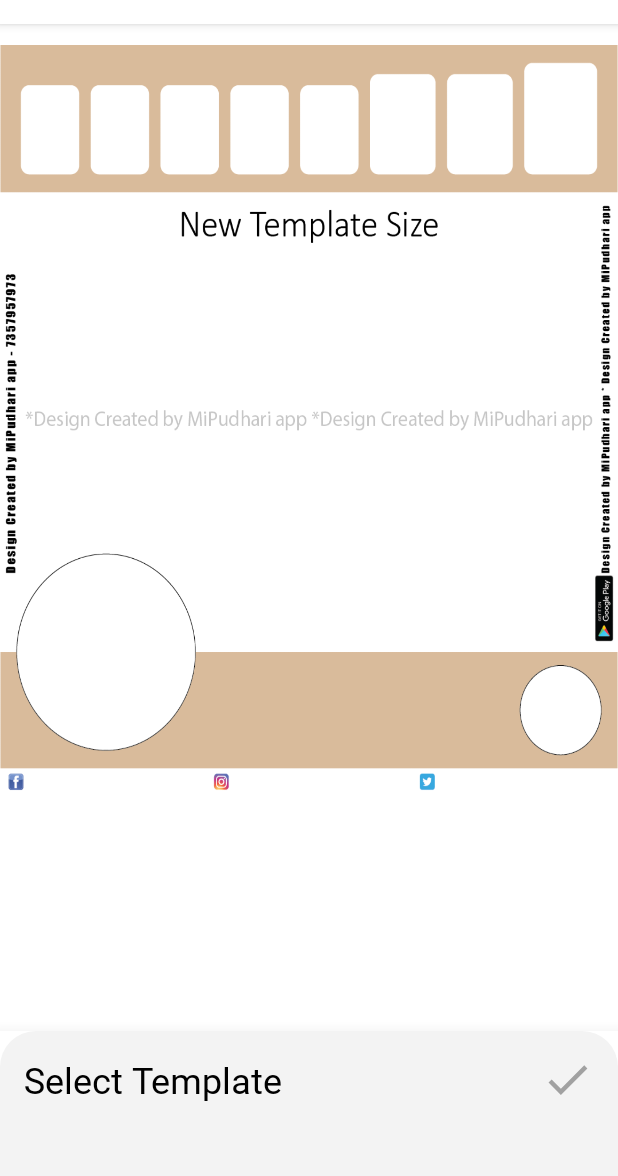
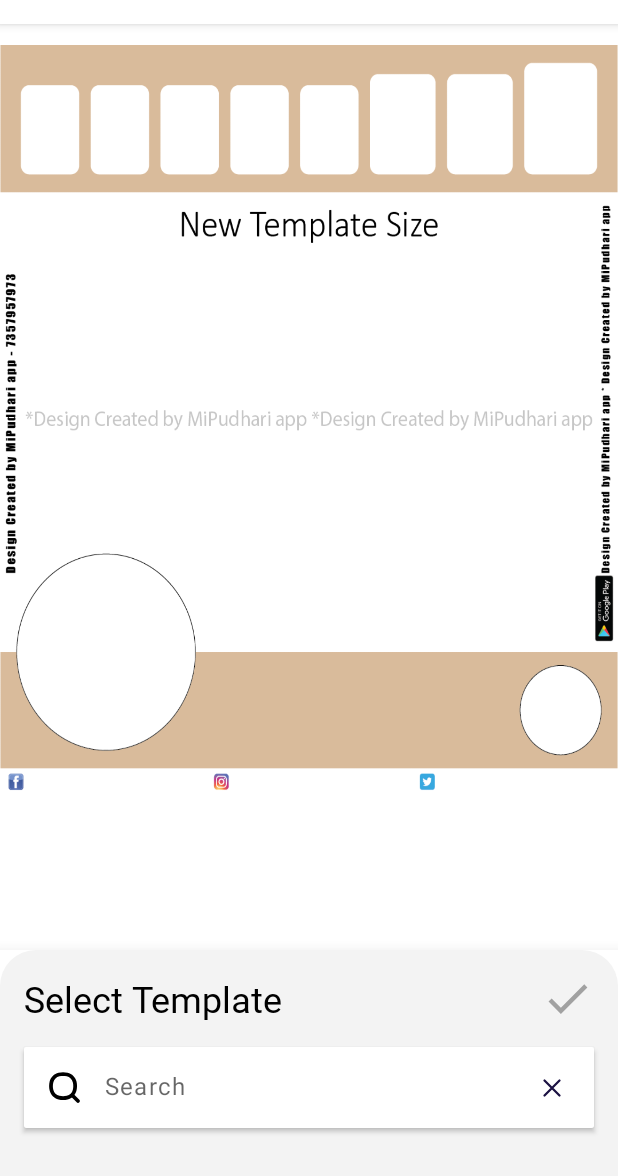
Before and after one commit to shaikhaquib/BirthdayGreet, an Android app: the DesignStudio screen opened directly, with no data from a screen before it, after a tap on "Footer", on a phone screen of 412 x 824 dp, the part 60-1236 px from its top. Run offline under Robolectric (Android 15) with nearby library versions, the phone set to English and light mode, and no system bars; our stand-ins replace Volley, data binding; libraries missing offline, so code that uses them is left out: com.github.dhaval2404.imagepicker, com.rtugeek.android, com.theartofdev.edmodo; network calls fail; pictures from the network do not load; Roboto replaces fonts that are not available here.

Commit message:
Added filter

```diff
--- a/app/src/main/java/com/image/process/RetrofitClient.java
+++ b/app/src/main/java/com/image/process/RetrofitClient.java
@@ -12,7 +12,7 @@ import retrofit2.converter.gson.GsonConverterFactory;
 public class RetrofitClient {
 
     //public static final String BASE_URL = "http://192.168.1.41:8080/ImageBiulderApi/";
-    public static final String BASE_URL = "http://192.168.1.254:8080/SamarthakImageProcessing/ImageBiulderApi/";
+    public static final String BASE_URL = "http://192.168.0.254:8080/SamarthakImageProcessing/ImageBiulderApi/";
 
     // Directory name to store captured images and videos
     public static final String IMAGE_DIRECTORY_NAME = "Android File Upload";
--- a/app/src/main/java/com/image/process/designeditor/activity/DesignStudio.java
+++ b/app/src/main/java/com/image/process/designeditor/activity/DesignStudio.java
@@ -946,6 +946,32 @@ public class DesignStudio extends AppCompatActivity implements View.OnClickListe
 
         ImageView btnCancel = bottomSheetDialog.findViewById(R.id.btnCancel);
         RecyclerView rvFooter = bottomSheetDialog.findViewById(R.id.rvFooter);
+        ImageView btnClose = bottomSheetDialog.findViewById(R.id.btnClose);
+        EditText edtSearch = bottomSheetDialog.findViewById(R.id.edtSearch);
+
+        btnClose.setOnClickListener(view -> {
+            edtSearch.getText().clear();
+        });
+
+        FooterAdapter footerAdapter = new FooterAdapter(this,footerList);
+
+        edtSearch.addTextChangedListener(new TextWatcher() {
+            @Override
+            public void beforeTextChanged(CharSequence s, int start, int count, int after) {
+                // Not used, but you must override it
+            }
+
+            @Override
+            public void onTextChanged(CharSequence s, int start, int before, int count) {
+                footerAdapter.filter(edtSearch.getText().toString());
+            }
+
+            @Override
+            public void afterTextChanged(Editable s) {
+                // Not used, but you must override it
+            }
+        });
+
 
         btnCancel.setOnClickListener(new View.OnClickListener() {
             @Override
@@ -954,78 +980,7 @@ public class DesignStudio extends AppCompatActivity implements View.OnClickListe
             }
         });
 
-        rvFooter.setAdapter(new RecyclerView.Adapter() {
-            @NonNull
-            @NotNull
-            @Override
-            public RecyclerView.ViewHolder onCreateViewHolder(@NonNull @NotNull ViewGroup parent, int viewType) {
-                return new ViewHolder(LayoutInflater.from(DesignStudio.this).inflate(R.layout.item_footer, parent, false));
-            }
-
-            @Override
-            public void onBindViewHolder(@NonNull @NotNull RecyclerView.ViewHolder holder, @SuppressLint("RecyclerView") int position) {
-                ViewHolder viewHolder = (ViewHolder) holder;
-
-                if (footerList.get(position) != null) {
-                    Glide.with(getApplicationContext())
-                            .load(footerList.get(position).getHeader())
-                            // .transition(GenericTransitionOptions.with(animationObject))
-                            .placeholder(R.color.white)
-                            .apply(new RequestOptions().diskCacheStrategy(DiskCacheStrategy.ALL).signature(new ObjectKey(0)))
-                            .into(viewHolder.footer);
-                }else {
-                    Glide.with(getApplicationContext())
-                            .load(R.color.white)
-                            // .transition(GenericTransitionOptions.with(animationObject))
-                            .placeholder(R.color.white)
-                            .apply(new RequestOptions().diskCacheStrategy(DiskCacheStrategy.ALL).signature(new ObjectKey(0)))
-                            .into(viewHolder.footer);
-                }
-
-                if (footerSelectedPosition == position){
-                    viewHolder.footerBack.setCardBackgroundColor(getResources().getColor(R.color.colorPrimaryDark));
-                }else {
-                    viewHolder.footerBack.setCardBackgroundColor(getResources().getColor(R.color.white));
-                }
-
-                viewHolder.itemView.setOnClickListener(new View.OnClickListener() {
-                    @Override
-                    public void onClick(View v) {
-
-
-                        if (footerList.get(position) != null) {
-                            footerSelectedPosition  = position ;
-                            Glide.with(getApplicationContext())
-                                    .load(footerList.get(position).getHeader())
-                                    // .transition(GenericTransitionOptions.with(animationObject))
-                                    .apply(new RequestOptions().diskCacheStrategy(DiskCacheStrategy.ALL).signature(new ObjectKey(0)))
-                                    .into(binding.footer);
-                        } else {
-                            Toast.makeText(DesignStudio.this, "Image not available", Toast.LENGTH_SHORT).show();
-                        }
-                        notifyDataSetChanged();
-                    }
-                });
-
-            }
-
-            @Override
-            public int getItemCount() {
-                return footerList.size();
-            }
-
-            class ViewHolder extends RecyclerView.ViewHolder {
-                final ImageView footer;
-                final MaterialCardView footerBack;
-
-                public ViewHolder(@NonNull @NotNull View itemView) {
-                    super(itemView);
-                    footer = itemView.findViewById(R.id.footer);
-                    footerBack = itemView.findViewById(R.id.background);
-                }
-            }
-        });
-
+        rvFooter.setAdapter(footerAdapter);
 
         bottomSheetDialog.show();
     }
--- /dev/null
+++ b/app/src/main/java/com/image/process/designeditor/activity/FooterAdapter.java
@@ -0,0 +1,124 @@
+package com.image.process.designeditor.activity;
+
+import android.annotation.SuppressLint;
+import android.content.Context;
+import android.view.LayoutInflater;
+import android.view.View;
+import android.view.ViewGroup;
+import android.widget.ImageView;
+import android.widget.Toast;
+
+import androidx.annotation.NonNull;
+import androidx.recyclerview.widget.RecyclerView;
+
+import com.bumptech.glide.Glide;
+import com.bumptech.glide.load.engine.DiskCacheStrategy;
+import com.bumptech.glide.request.RequestOptions;
+import com.bumptech.glide.signature.ObjectKey;
+import com.google.android.material.card.MaterialCardView;
+import com.image.process.R;
+import com.image.process.model.AllDetailsOfClientItem;
+
+import org.jetbrains.annotations.NotNull;
+
+import java.util.ArrayList;
+import java.util.List;
+import java.util.Locale;
+
+public class FooterAdapter extends RecyclerView.Adapter<FooterAdapter.ViewHolder> {
+    private Context context;
+    private List<AllDetailsOfClientItem> filteredList; // Assume AllDetailsOfClientItem is your data model
+    private int footerSelectedPosition = -1;
+    private List<AllDetailsOfClientItem> originalList;
+
+    public FooterAdapter(Context context, List<AllDetailsOfClientItem> filteredList) {
+        this.context = context;
+        this.filteredList = new ArrayList<>(filteredList);;
+        this.originalList = filteredList;
+    }
+
+    @NonNull
+    @Override
+    public FooterAdapter.ViewHolder onCreateViewHolder(@NonNull ViewGroup parent, int viewType) {
+        View view = LayoutInflater.from(parent.getContext()).inflate(R.layout.item_footer, parent, false);
+        return new ViewHolder(view);
+    }
+
+
+    @Override
+    public void onBindViewHolder(@NonNull ViewHolder holder, @SuppressLint("RecyclerView") int position) {
+        ViewHolder viewHolder = (ViewHolder) holder;
+
+        if (filteredList.get(position) != null) {
+            Glide.with(context)
+                    .load(filteredList.get(position).getHeader())
+                    // .transition(GenericTransitionOptions.with(animationObject))
+                    .placeholder(R.color.white)
+                    .apply(new RequestOptions().diskCacheStrategy(DiskCacheStrategy.ALL).signature(new ObjectKey(0)))
+                    .into(viewHolder.footer);
+        }else {
+            Glide.with(context)
+                    .load(R.color.white)
+                    // .transition(GenericTransitionOptions.with(animationObject))
+                    .placeholder(R.color.white)
+                    .apply(new RequestOptions().diskCacheStrategy(DiskCacheStrategy.ALL).signature(new ObjectKey(0)))
+                    .into(viewHolder.footer);
+        }
+
+        if (footerSelectedPosition == position){
+            viewHolder.footerBack.setCardBackgroundColor(context.getResources().getColor(R.color.colorPrimaryDark));
+        }else {
+            viewHolder.footerBack.setCardBackgroundColor(context.getResources().getColor(R.color.white));
+        }
+
+        viewHolder.itemView.setOnClickListener(new View.OnClickListener() {
+            @Override
+            public void onClick(View v) {
+
+
+                if (filteredList.get(position) != null) {
+                    footerSelectedPosition  = position ;
+                    Glide.with(context)
+                            .load(filteredList.get(position).getHeader())
+                            // .transition(GenericTransitionOptions.with(animationObject))
+                            .apply(new RequestOptions().diskCacheStrategy(DiskCacheStrategy.ALL).signature(new ObjectKey(0)))
+                            .into(holder.footer);
+                } else {
+                    Toast.makeText(context, "Image not available", Toast.LENGTH_SHORT).show();
+                }
+                notifyDataSetChanged();
+            }
+        });
+
+    }
+
+    @Override
+    public int getItemCount() {
+        return filteredList.size();
+    }
+
+    public static class ViewHolder extends RecyclerView.ViewHolder {
+        ImageView footer;
+        MaterialCardView footerBack;
+
+        public ViewHolder(@NonNull View itemView) {
+            super(itemView);
+            footer = itemView.findViewById(R.id.footer);
+            footerBack = itemView.findViewById(R.id.background);
+        }
+    }
+
+    public void filter(String query) {
+        filteredList = new ArrayList<>();
+        if (query.isEmpty()) {
+            filteredList.addAll(originalList);
+        } else {
+            for (AllDetailsOfClientItem item : originalList) {
+                if (item.getClientName().toLowerCase(Locale.getDefault()).contains(query.toLowerCase(Locale.getDefault()))) {
+                    filteredList.add(item);
+                }
+            }
+        }
+        notifyDataSetChanged();
+    }
+}
--- /dev/null
+++ b/app/src/main/res/drawable/ic_cancel.xml
@@ -0,0 +1,12 @@
+<vector xmlns:android="http://schemas.android.com/apk/res/android"
+    android:width="24dp"
+    android:height="24dp"
+    android:viewportWidth="24"
+    android:viewportHeight="24">
+    <path
+        android:pathData="M17,7L7,17M17,17L7,7"
+        android:strokeWidth="1.5"
+        android:fillColor="#00000000"
+        android:strokeColor="#1C1243"
+        android:strokeLineCap="round"/>
+</vector>
--- /dev/null
+++ b/app/src/main/res/drawable/search_bold.xml
@@ -0,0 +1,9 @@
+<vector xmlns:android="http://schemas.android.com/apk/res/android"
+    android:width="22dp"
+    android:height="22dp"
+    android:viewportWidth="22"
+    android:viewportHeight="22">
+    <path
+        android:pathData="M2.316,12.781L3.533,12.496L2.316,12.781ZM2.316,7.324L3.533,7.609L2.316,7.324ZM17.789,7.324L19.006,7.039L17.789,7.324ZM17.789,12.781L19.006,13.066L17.789,12.781ZM12.781,17.789L12.496,16.572L12.781,17.789ZM7.324,17.789L7.039,19.006L7.324,17.789ZM7.324,2.316L7.039,1.099L7.324,2.316ZM12.781,2.316L13.066,1.099H13.066L12.781,2.316ZM19.116,20.884C19.604,21.372 20.396,21.372 20.884,20.884C21.372,20.396 21.372,19.604 20.884,19.116L19.116,20.884ZM3.533,12.496C3.156,10.889 3.156,9.216 3.533,7.609L1.099,7.039C0.634,9.021 0.634,11.084 1.099,13.066L3.533,12.496ZM16.572,7.609C16.949,9.216 16.949,10.889 16.572,12.496L19.006,13.066C19.471,11.084 19.471,9.021 19.006,7.039L16.572,7.609ZM12.496,16.572C10.889,16.949 9.216,16.949 7.609,16.572L7.039,19.006C9.021,19.471 11.084,19.471 13.066,19.006L12.496,16.572ZM7.609,3.533C9.216,3.156 10.889,3.156 12.496,3.533L13.066,1.099C11.084,0.634 9.021,0.634 7.039,1.099L7.609,3.533ZM7.609,16.572C5.587,16.098 4.007,14.518 3.533,12.496L1.099,13.066C1.79,16.014 4.091,18.315 7.039,19.006L7.609,16.572ZM13.066,19.006C16.014,18.315 18.315,16.014 19.006,13.066L16.572,12.496C16.098,14.518 14.518,16.098 12.496,16.572L13.066,19.006ZM12.496,3.533C14.518,4.007 16.098,5.587 16.572,7.609L19.006,7.039C18.315,4.091 16.014,1.79 13.066,1.099L12.496,3.533ZM7.039,1.099C4.091,1.79 1.79,4.091 1.099,7.039L3.533,7.609C4.007,5.587 5.587,4.007 7.609,3.533L7.039,1.099ZM15.451,17.219L19.116,20.884L20.884,19.116L17.219,15.451L15.451,17.219Z"
+        android:fillColor="#1C1243"/>
+</vector>
--- a/app/src/main/res/layout/bottom_sheet_footer.xml
+++ b/app/src/main/res/layout/bottom_sheet_footer.xml
@@ -3,9 +3,63 @@
     xmlns:app="http://schemas.android.com/apk/res-auto"
     xmlns:tools="http://schemas.android.com/tools"
     android:layout_width="match_parent"
-    android:layout_height="wrap_content"
-    android:background="@drawable/bh_botomsheet"
-    >
+    android:layout_height="match_parent"
+    android:background="@drawable/bh_botomsheet">
+
+
+    <androidx.cardview.widget.CardView
+        android:id="@+id/liSearch"
+        android:layout_width="match_parent"
+        android:layout_height="wrap_content"
+        android:layout_margin="@dimen/_16_dp"
+        android:background="@color/white"
+        android:orientation="vertical"
+        android:padding="@dimen/_16_dp"
+        app:carbon_cornerRadiusBottomEnd="@dimen/_24_dp"
+        app:carbon_cornerRadiusBottomStart="@dimen/_24_dp"
+        app:carbon_elevation="@dimen/_8_dp"
+        app:layout_constraintEnd_toEndOf="parent"
+        app:layout_constraintStart_toStartOf="parent"
+        app:layout_constraintTop_toBottomOf="@+id/textView3">
+
+        <androidx.constraintlayout.widget.ConstraintLayout
+            android:layout_width="match_parent"
+            android:layout_height="wrap_content"
+            android:orientation="horizontal">
+
+            <EditText
+                android:id="@+id/edtSearch"
+                style="@style/AppEditTextCarbonElevated"
+                android:layout_width="0dp"
+                android:layout_height="wrap_content"
+                android:background="@color/white"
+                android:drawableStart="@drawable/search_bold"
+                android:hint="Search"
+                android:maxLength="25"
+                android:maxLines="1"
+                android:singleLine="true"
+                app:layout_constraintBottom_toBottomOf="parent"
+                app:layout_constraintEnd_toEndOf="parent"
+                app:layout_constraintStart_toStartOf="parent"
+                app:layout_constraintTop_toTopOf="parent" />
+
+            <ImageView
+                android:id="@+id/btnClose"
+                android:layout_width="wrap_content"
+                android:layout_height="wrap_content"
+                android:layout_marginEnd="@dimen/_16_dp"
+                android:elevation="@dimen/_16_dp"
+                android:src="@drawable/ic_cancel"
+                app:layout_constraintBottom_toBottomOf="parent"
+                app:layout_constraintEnd_toEndOf="parent"
+                app:layout_constraintTop_toTopOf="parent" />
+
+
+        </androidx.constraintlayout.widget.ConstraintLayout>
+
+
+    </androidx.cardview.widget.CardView>
+
 
     <TextView
         android:id="@+id/textView3"
@@ -38,20 +92,18 @@
     <androidx.recyclerview.widget.RecyclerView
         android:id="@+id/rvFooter"
         android:layout_width="wrap_content"
-        android:layout_height="wrap_content"
+        android:layout_height="0dp"
         android:layout_marginStart="16dp"
-        android:layout_marginLeft="16dp"
-        android:layout_marginTop="32dp"
         android:layout_marginEnd="16dp"
-        android:layout_marginRight="16dp"
         android:layout_marginBottom="16dp"
         android:orientation="vertical"
+        android:layout_marginTop="@dimen/_16_dp"
         app:layoutManager="androidx.recyclerview.widget.GridLayoutManager"
-        app:spanCount="2"
         app:layout_constraintBottom_toBottomOf="parent"
         app:layout_constraintEnd_toEndOf="parent"
         app:layout_constraintStart_toStartOf="parent"
-        app:layout_constraintTop_toBottomOf="@+id/textView3"
+        app:layout_constraintTop_toBottomOf="@+id/liSearch"
+        app:spanCount="2"
         tools:listitem="@layout/item_footer" />
 
 
--- /dev/null
+++ b/app/src/main/res/values/dimens.xml
@@ -0,0 +1,4 @@
+<?xml version="1.0" encoding="utf-8"?>
+<resources>
+    <dimen name="_16_dp">16dp</dimen>
+</resources>
--- a/app/src/main/res/values/styles.xml
+++ b/app/src/main/res/values/styles.xml
@@ -58,4 +58,15 @@
         <!-- <item name="android:windowBackground">@color/yourWindowBackgroundColor</item>-->
     </style>
 
+    <style name="AppEditTextCarbonElevated">
+        <item name="android:textSize">@dimen/_16_dp</item>
+        <item name="android:textAllCaps">false</item>
+        <item name="android:letterSpacing">0.05</item>
+        <item name="android:textColor">@color/black</item>
+        <item name="android:includeFontPadding">false</item>
+        <item name="android:padding">@dimen/_16_dp</item>
+        <item name="android:drawablePadding">@dimen/_16_dp</item>
+        <item name="drawableTint">@color/black</item>
+    </style>
+
 </resources>
```
Also changed, not shown: 1 other file.
